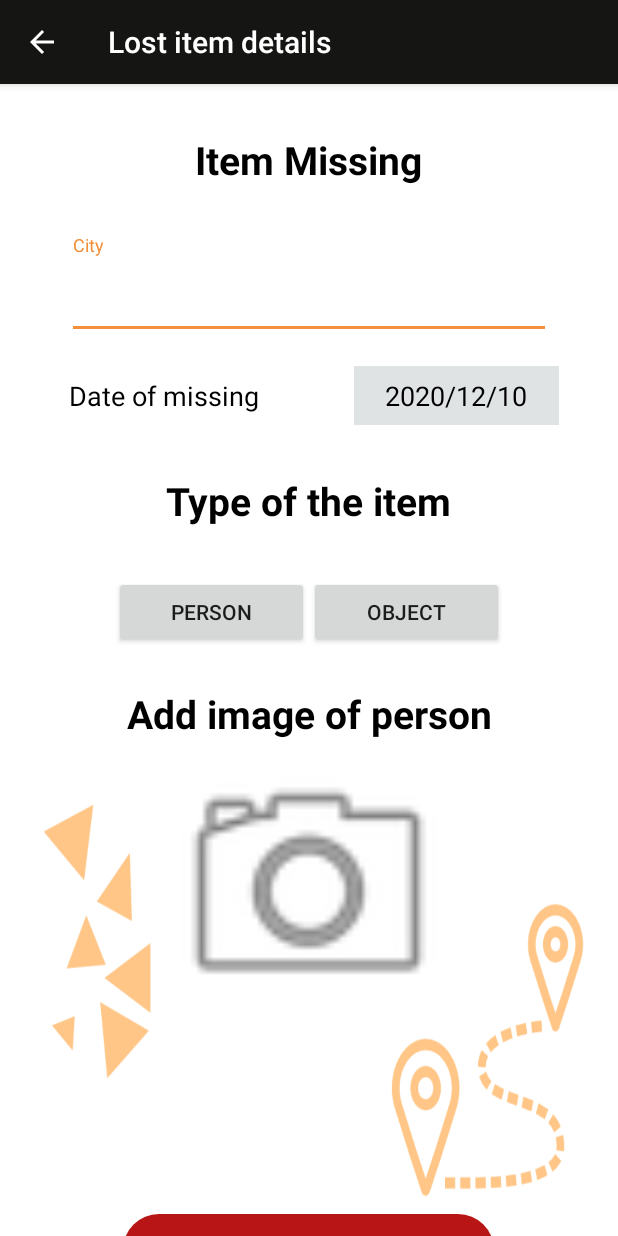
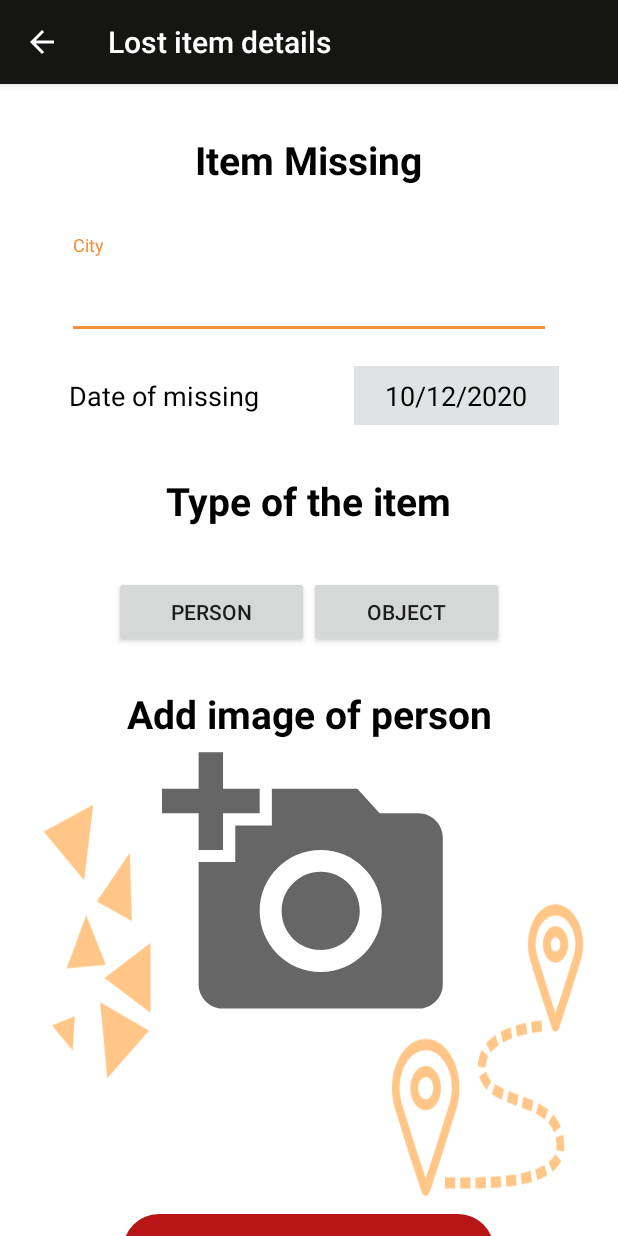
Before and after one commit to Esraa-Sayed/Good_Point, an Android app: the LostObjectDetailsActivity screen opened directly, with no data from a screen before it, after a tap on "PERSON", on a phone screen of 412 x 824 dp. Run offline under Robolectric (Android 15) with nearby library versions, the phone set to English and light mode, and no system bars; our stand-ins replace sdp/ssp sizes; 1 other tap on this screen came first.

Commit message:
change the camera icon to vector and modfiy the date

```diff
--- a/app/src/main/java/com/helloworld/goodpoint/ui/LostObjectDetailsActivity.java
+++ b/app/src/main/java/com/helloworld/goodpoint/ui/LostObjectDetailsActivity.java
@@ -67,7 +67,7 @@
                     DateT.setText(todayDate);
                 } else {
 
-                    String Date = y + "/" + m + "/" + d;
+                    String Date = d + "/" + m + "/" + y;
                     DateT.setText(Date);
                 }
             }
@@ -132,7 +132,7 @@
         year = cal.get(Calendar.YEAR);
         month = cal.get(Calendar.MONTH);
         Day = cal.get(Calendar.DAY_OF_MONTH);
-        String todayDate = year + "/" + (month + 1) + "/" + Day;
+        String todayDate = Day + "/" + (month + 1) + "/" + year;
         DateT.setText(todayDate);
         prepareList();
         ArrayAdapter<String> adapter = new ArrayAdapter<>(this, android.R.layout.simple_list_item_1, list);
--- /dev/null
+++ b/app/src/main/res/drawable/ic_baseline_add_a_photo_24.xml
@@ -0,0 +1,5 @@
+<vector android:height="150dp" android:tint="?attr/colorControlNormal"
+    android:viewportHeight="24" android:viewportWidth="24"
+    android:width="150dp" xmlns:android="http://schemas.android.com/apk/res/android">
+    <path android:fillColor="@android:color/white" android:pathData="M3,4V1h2v3h3v2H5v3H3V6H0V4H3zM6,10V7h3V4h7l1.83,2H21c1.1,0 2,0.9 2,2v12c0,1.1 -0.9,2 -2,2H5c-1.1,0 -2,-0.9 -2,-2V10H6zM13,19c2.76,0 5,-2.24 5,-5s-2.24,-5 -5,-5s-5,2.24 -5,5S10.24,19 13,19zM9.8,14c0,1.77 1.43,3.2 3.2,3.2s3.2,-1.43 3.2,-3.2s-1.43,-3.2 -3.2,-3.2S9.8,12.23 9.8,14z"/>
+</vector>
--- a/app/src/main/res/layout/fragment_person.xml
+++ b/app/src/main/res/layout/fragment_person.xml
@@ -24,6 +24,7 @@
         android:layout_width="@dimen/_150sdp"
         android:layout_height="@dimen/_150sdp"
         android:layout_gravity="center"
-        android:src="@android:drawable/ic_menu_camera" />
+        android:src="@drawable/ic_baseline_add_a_photo_24" />
+
 
 </LinearLayout>
```
